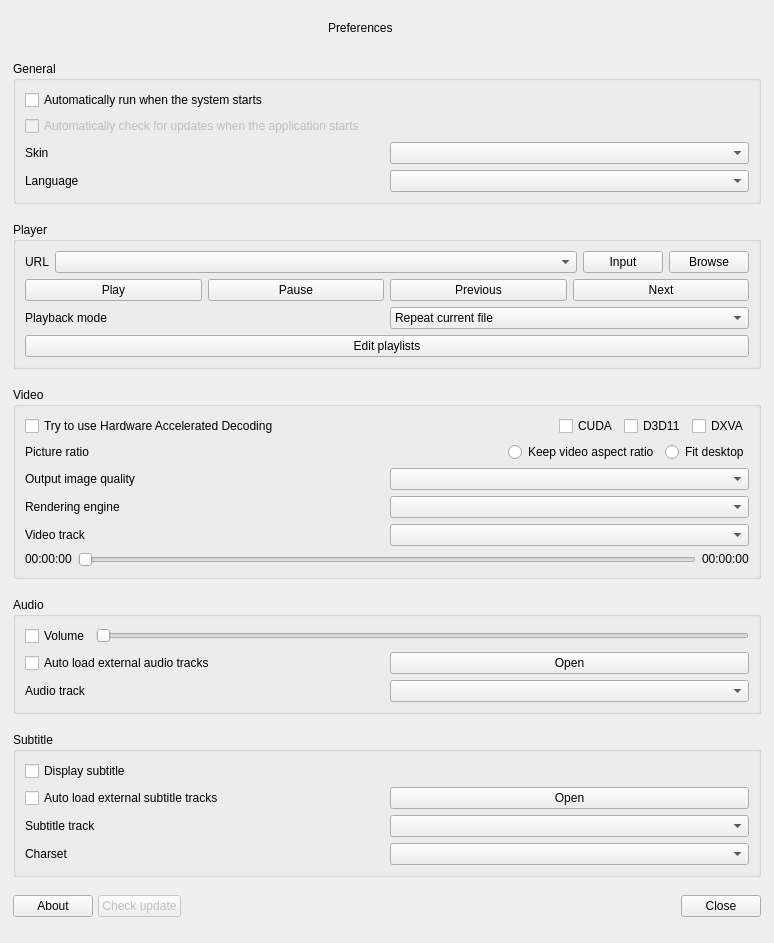
Above: src/ddmain/forms/preferencesdialog.ui from wangwenx190/dynamic-desktop before the change. Below: the same form after it.
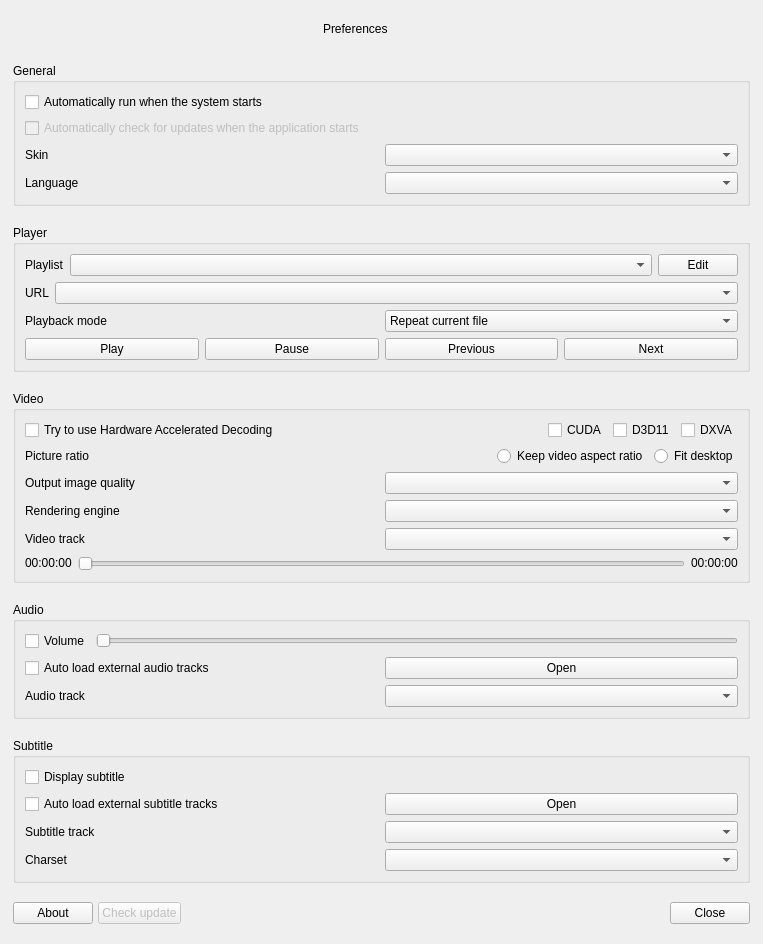
That is the form after the change. Custom widgets are drawn as their Qt base class.

Diff of the .ui file:
```diff
--- a/src/ddmain/forms/preferencesdialog.ui
+++ b/src/ddmain/forms/preferencesdialog.ui
@@ -6,8 +6,8 @@
    <rect>
     <x>0</x>
     <y>0</y>
-    <width>774</width>
-    <height>943</height>
+    <width>763</width>
+    <height>944</height>
    </rect>
   </property>
   <property name="sizePolicy">
@@ -269,6 +269,40 @@
       <string>Player</string>
      </property>
      <layout class="QVBoxLayout" name="verticalLayout">
+      <item>
+       <layout class="QHBoxLayout" name="horizontalLayout_19">
+        <item>
+         <widget class="QLabel" name="label_playlists">
+          <property name="sizePolicy">
+           <sizepolicy hsizetype="Preferred" vsizetype="Fixed">
+            <horstretch>0</horstretch>
+            <verstretch>0</verstretch>
+           </sizepolicy>
+          </property>
+          <property name="text">
+           <string>Playlist</string>
+          </property>
+         </widget>
+        </item>
+        <item>
+         <widget class="QComboBox" name="comboBox_playlists">
+          <property name="sizePolicy">
+           <sizepolicy hsizetype="Expanding" vsizetype="Fixed">
+            <horstretch>0</horstretch>
+            <verstretch>0</verstretch>
+           </sizepolicy>
+          </property>
+         </widget>
+        </item>
+        <item>
+         <widget class="QPushButton" name="pushButton_edit_playlist">
+          <property name="text">
+           <string>Edit</string>
+          </property>
+         </widget>
+        </item>
+       </layout>
+      </item>
       <item>
        <layout class="QHBoxLayout" name="horizontalLayout_3">
         <item>
@@ -294,52 +328,6 @@
           </property>
          </widget>
         </item>
-        <item>
-         <widget class="QPushButton" name="pushButton_url_input">
-          <property name="text">
-           <string>Input</string>
-          </property>
-         </widget>
-        </item>
-        <item>
-         <widget class="QPushButton" name="pushButton_url_browse">
-          <property name="text">
-           <string>Browse</string>
-          </property>
-         </widget>
-        </item>
-       </layout>
-      </item>
-      <item>
-       <layout class="QHBoxLayout" name="horizontalLayout_5">
-        <item>
-         <widget class="QPushButton" name="pushButton_play">
-          <property name="text">
-           <string>Play</string>
-          </property>
-         </widget>
-        </item>
-        <item>
-         <widget class="QPushButton" name="pushButton_pause">
-          <property name="text">
-           <string>Pause</string>
-          </property>
-         </widget>
-        </item>
-        <item>
-         <widget class="QPushButton" name="pushButton_preferencesDialog_previous">
-          <property name="text">
-           <string>Previous</string>
-          </property>
-         </widget>
-        </item>
-        <item>
-         <widget class="QPushButton" name="pushButton_preferencesDialog_next">
-          <property name="text">
-           <string>Next</string>
-          </property>
-         </widget>
-        </item>
        </layout>
       </item>
       <item>
@@ -388,11 +376,36 @@
        </layout>
       </item>
       <item>
-       <widget class="QPushButton" name="pushButton_edit_playlist">
-        <property name="text">
-         <string>Edit playlists</string>
-        </property>
-       </widget>
+       <layout class="QHBoxLayout" name="horizontalLayout_5">
+        <item>
+         <widget class="QPushButton" name="pushButton_play">
+          <property name="text">
+           <string>Play</string>
+          </property>
+         </widget>
+        </item>
+        <item>
+         <widget class="QPushButton" name="pushButton_pause">
+          <property name="text">
+           <string>Pause</string>
+          </property>
+         </widget>
+        </item>
+        <item>
+         <widget class="QPushButton" name="pushButton_preferencesDialog_previous">
+          <property name="text">
+           <string>Previous</string>
+          </property>
+         </widget>
+        </item>
+        <item>
+         <widget class="QPushButton" name="pushButton_preferencesDialog_next">
+          <property name="text">
+           <string>Next</string>
+          </property>
+         </widget>
+        </item>
+       </layout>
       </item>
      </layout>
     </widget>
```
